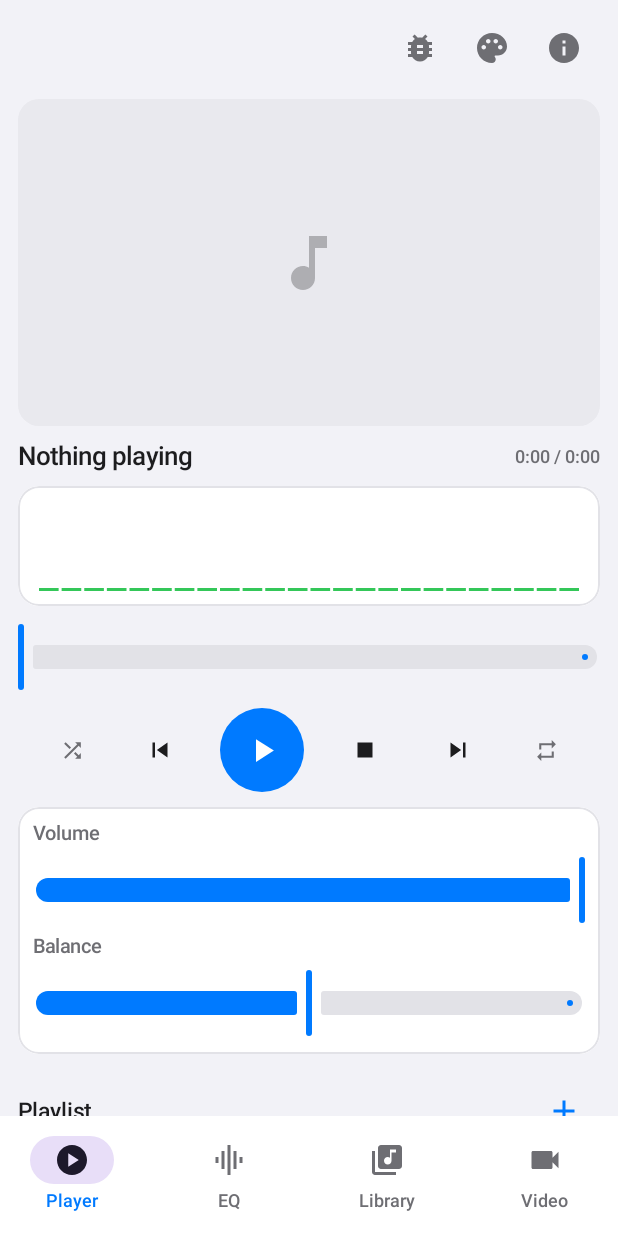
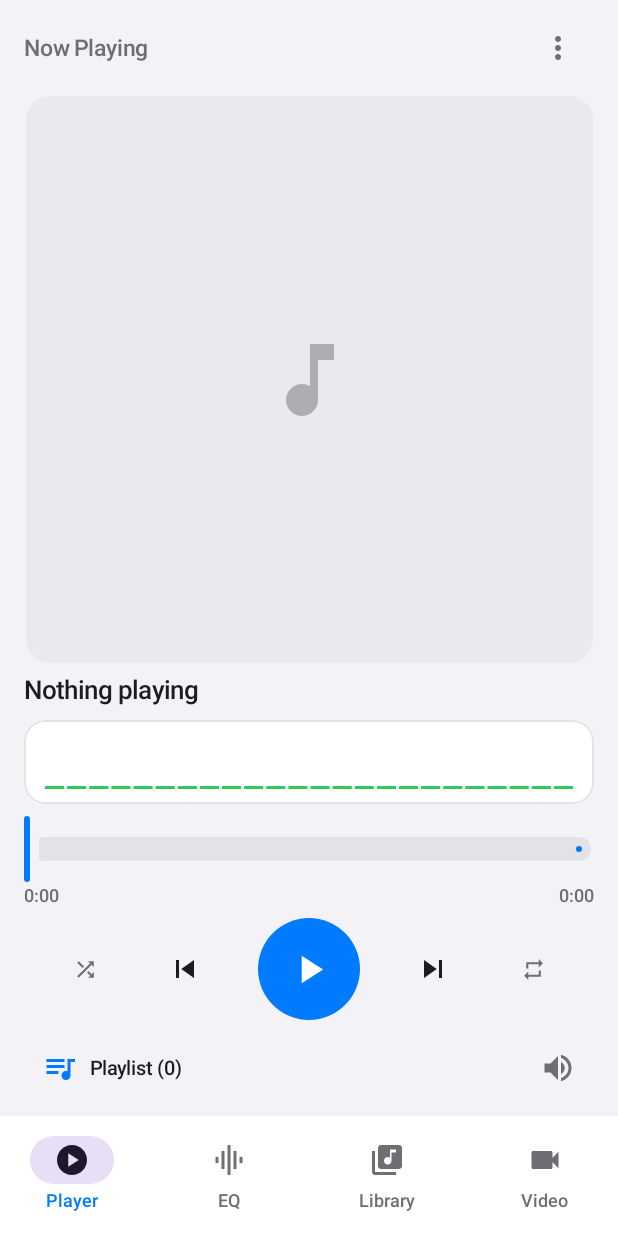
Before and after one commit to karndiy/an-media, an Android app built with Jetpack Compose: the PlayerScreen screen opened through its navigation route, on a phone screen of 412 x 824 dp. Run offline under Robolectric (Android 15) with nearby library versions, the phone set to English and light mode, and no system bars; pictures from the network do not load; 2 statements that could not run were skipped.

Commit message:
Redesign Now Playing screen: playlist and volume in bottom sheets, overflow menu, drop Stop button; bump to 1.0.21
Co-Authored-By: Claude Opus 5.5 <noreply@anthropic.com>

```diff
--- a/app/build.gradle.kts
+++ b/app/build.gradle.kts
@@ -12,8 +12,8 @@ android {
         applicationId = "com.anmedia.player"
         minSdk = 26
         targetSdk = 34
-        versionCode = 21
-        versionName = "1.0.20"
+        versionCode = 22
+        versionName = "1.0.21"
 
         testInstrumentationRunner = "androidx.test.runner.AndroidJUnitRunner"
         vectorDrawables {
--- a/app/src/main/java/com/anmedia/player/ui/screens/player/PlayerScreen.kt
+++ b/app/src/main/java/com/anmedia/player/ui/screens/player/PlayerScreen.kt
@@ -5,6 +5,7 @@ import androidx.compose.foundation.clickable
 import androidx.compose.foundation.layout.Arrangement
 import androidx.compose.foundation.layout.Box
 import androidx.compose.foundation.layout.Column
+import androidx.compose.foundation.layout.PaddingValues
 import androidx.compose.foundation.layout.Row
 import androidx.compose.foundation.layout.aspectRatio
 import androidx.compose.foundation.layout.fillMaxSize
@@ -15,12 +16,16 @@ import androidx.compose.foundation.layout.size
 import androidx.compose.foundation.lazy.LazyColumn
 import androidx.compose.foundation.lazy.LazyListScope
 import androidx.compose.foundation.lazy.itemsIndexed
+import androidx.compose.foundation.lazy.rememberLazyListState
 import androidx.compose.foundation.shape.RoundedCornerShape
 import androidx.compose.material.icons.Icons
+import androidx.compose.material.icons.automirrored.filled.QueueMusic
+import androidx.compose.material.icons.automirrored.filled.VolumeUp
 import androidx.compose.material.icons.filled.Add
 import androidx.compose.material.icons.filled.BugReport
 import androidx.compose.material.icons.filled.Close
 import androidx.compose.material.icons.filled.Info
+import androidx.compose.material.icons.filled.MoreVert
 import androidx.compose.material.icons.filled.MusicNote
 import androidx.compose.material.icons.filled.Palette
 import androidx.compose.material.icons.filled.Pause
@@ -30,14 +35,18 @@ import androidx.compose.material.icons.filled.RepeatOne
 import androidx.compose.material.icons.filled.Shuffle
 import androidx.compose.material.icons.filled.SkipNext
 import androidx.compose.material.icons.filled.SkipPrevious
-import androidx.compose.material.icons.filled.Stop
 import androidx.compose.material3.AlertDialog
+import androidx.compose.material3.DropdownMenu
+import androidx.compose.material3.DropdownMenuItem
+import androidx.compose.material3.ExperimentalMaterial3Api
 import androidx.compose.material3.Icon
 import androidx.compose.material3.IconButton
 import androidx.compose.material3.MaterialTheme
+import androidx.compose.material3.ModalBottomSheet
 import androidx.compose.material3.RadioButton
 import androidx.compose.material3.Text
 import androidx.compose.material3.TextButton
+import androidx.compose.material3.rememberModalBottomSheetState
 import androidx.compose.runtime.Composable
 import androidx.compose.runtime.getValue
 import androidx.compose.runtime.mutableStateOf
@@ -58,13 +67,12 @@ import com.anmedia.player.domain.model.RepeatMode
 import com.anmedia.player.domain.model.ThemeMode
 import com.anmedia.player.player.AudioEffectsController
 import com.anmedia.player.ui.components.AppSlider
-import com.anmedia.player.ui.components.BevelPanel
 import com.anmedia.player.ui.components.IconCircleButton
 import com.anmedia.player.ui.components.IconToggleButton
 import com.anmedia.player.ui.components.MarqueeTitle
-import com.anmedia.player.ui.components.PlaybackClock
 import com.anmedia.player.ui.components.SpectrumVisualizerPanel
 import com.anmedia.player.ui.components.VideoSurface
+import com.anmedia.player.ui.components.formatTime
 import com.anmedia.player.ui.screens.common.AboutDialog
 import com.anmedia.player.ui.theme.LocalExtendedColors
 import com.anmedia.player.ui.theme.ThemeController
@@ -72,12 +80,12 @@ import com.anmedia.player.update.UpdateCheckState
 import com.anmedia.player.update.UpdateChecker
 
 /**
- * The whole screen is one [LazyColumn] - including the fixed-looking header content above the
- * playlist - rather than a [Column] with a `weight(1f)` playlist panel. A weighted child only
- * ever gets *leftover* space after its siblings, which on a small screen (or just a long error
- * message) can squeeze it to zero height with no way to reach it; a single scrollable list has
- * no such failure mode on any screen size, and keeps LazyColumn's recycling for long queues.
+ * Now Playing layout: the transport controls are always on screen. The artwork box takes
+ * whatever height is left (`weight(1f)`) and shrinks on small screens, so the controls are never
+ * pushed off-screen. The queue lives in a bottom sheet, and volume/balance live in a second
+ * sheet, so neither competes with the player for space.
  */
+@OptIn(ExperimentalMaterial3Api::class)
 @Composable
 fun PlayerScreen(
     viewModel: PlayerViewModel,
@@ -95,50 +103,76 @@ fun PlayerScreen(
     var showThemePicker by remember { mutableStateOf(false) }
     var showDebugLog by remember { mutableStateOf(false) }
     var showAbout by remember { mutableStateOf(false) }
+    var showMenu by remember { mutableStateOf(false) }
+    var showQueue by remember { mutableStateOf(false) }
+    var showSound by remember { mutableStateOf(false) }
 
-    LazyColumn(
+    Column(
         modifier = modifier
             .fillMaxSize()
-            .padding(horizontal = 12.dp),
-        verticalArrangement = Arrangement.spacedBy(10.dp)
+            .padding(horizontal = 16.dp)
     ) {
-        item {
+        // Top bar: one overflow menu instead of three separate icons.
         Row(
             modifier = Modifier
                 .fillMaxWidth()
                 .padding(top = 8.dp),
-                horizontalArrangement = Arrangement.End
+            verticalAlignment = Alignment.CenterVertically
         ) {
-                IconButton(onClick = { showDebugLog = true }) {
-                    Icon(Icons.Filled.BugReport, contentDescription = "Debug log", tint = extended.textSecondary)
-                }
-                IconButton(onClick = { showThemePicker = true }) {
-                    Icon(Icons.Filled.Palette, contentDescription = "Change theme", tint = extended.textSecondary)
-                }
+            Text(
+                text = "Now Playing",
+                style = MaterialTheme.typography.titleSmall,
+                color = extended.textSecondary,
+                modifier = Modifier.weight(1f)
+            )
             Box {
-                    IconButton(onClick = { showAbout = true }) {
-                        Icon(Icons.Filled.Info, contentDescription = "About AnMedia", tint = extended.textSecondary)
+                IconButton(onClick = { showMenu = true }) {
+                    Icon(Icons.Filled.MoreVert, contentDescription = "More options", tint = extended.textSecondary)
                 }
                 if (updateState is UpdateCheckState.Available) {
                     Box(
                         modifier = Modifier
                             .align(Alignment.TopEnd)
-                                .padding(top = 6.dp, end = 6.dp)
+                            .padding(top = 8.dp, end = 8.dp)
                             .size(8.dp)
                             .clip(RoundedCornerShape(50))
                             .background(extended.accent)
                     )
                 }
+                DropdownMenu(expanded = showMenu, onDismissRequest = { showMenu = false }) {
+                    DropdownMenuItem(
+                        text = { Text("Theme") },
+                        leadingIcon = { Icon(Icons.Filled.Palette, contentDescription = null) },
+                        onClick = { showMenu = false; showThemePicker = true }
+                    )
+                    DropdownMenuItem(
+                        text = {
+                            Text(if (updateState is UpdateCheckState.Available) "About (update available)" else "About")
+                        },
+                        leadingIcon = { Icon(Icons.Filled.Info, contentDescription = null) },
+                        onClick = { showMenu = false; showAbout = true }
+                    )
+                    DropdownMenuItem(
+                        text = { Text("Debug log") },
+                        leadingIcon = { Icon(Icons.Filled.BugReport, contentDescription = null) },
+                        onClick = { showMenu = false; showDebugLog = true }
+                    )
                 }
             }
         }
 
-        item {
+        // Artwork / video: fills the leftover height, keeping its aspect ratio.
         Box(
             modifier = Modifier
+                .weight(1f)
                 .fillMaxWidth()
-                    .aspectRatio(16f / 9f)
-                    .clip(RoundedCornerShape(14.dp))
+                .padding(vertical = 8.dp),
+            contentAlignment = Alignment.Center
+        ) {
+            Box(
+                modifier = Modifier
+                    .aspectRatio(if (state.hasVideo) 16f / 9f else 1f)
+                    .clip(RoundedCornerShape(16.dp))
                     .background(extended.surfaceSunken)
             ) {
                 when {
@@ -155,33 +189,28 @@ fun PlayerScreen(
                         tint = extended.textTertiary,
                         modifier = Modifier
                             .align(Alignment.Center)
-                            .size(48.dp)
+                            .size(64.dp)
                     )
                 }
             }
         }
 
-        item {
-            Row(
-                modifier = Modifier.fillMaxWidth(),
-                horizontalArrangement = Arrangement.SpaceBetween,
-                verticalAlignment = Alignment.CenterVertically
-            ) {
-                MarqueeTitle(
-                    text = state.title,
-                    modifier = Modifier
-                        .weight(1f)
-                        .padding(end = 8.dp)
+        MarqueeTitle(text = state.title, color = extended.textPrimary)
+        if (state.artist.isNotBlank()) {
+            Text(
+                text = state.artist,
+                style = MaterialTheme.typography.bodyMedium,
+                color = extended.textSecondary,
+                maxLines = 1,
+                overflow = TextOverflow.Ellipsis
             )
-                PlaybackClock(positionMs = state.positionMs, durationMs = state.durationMs)
-            }
         }
 
         state.errorMessage?.let { message ->
-            item {
             Row(
                 modifier = Modifier
                     .fillMaxWidth()
+                    .padding(top = 8.dp)
                     .clip(RoundedCornerShape(10.dp))
                     .background(extended.danger.copy(alpha = 0.12f))
                     .padding(start = 12.dp),
@@ -201,30 +230,45 @@ fun PlayerScreen(
                 }
             }
         }
-        }
 
-        item {
         SpectrumVisualizerPanel(
             spectrum = spectrum,
             waveform = waveform,
             modifier = Modifier
                 .fillMaxWidth()
-                    .height(80.dp)
+                .padding(top = 10.dp)
+                .height(56.dp)
         )
-        }
 
-        item {
         SeekBar(
             positionMs = state.positionMs,
             durationMs = state.durationMs,
             onSeek = viewModel::seekTo,
-                modifier = Modifier.fillMaxWidth()
+            modifier = Modifier
+                .fillMaxWidth()
+                .padding(top = 6.dp)
+        )
+        Row(
+            modifier = Modifier.fillMaxWidth(),
+            horizontalArrangement = Arrangement.SpaceBetween
+        ) {
+            Text(
+                text = formatTime(state.positionMs),
+                style = MaterialTheme.typography.labelMedium,
+                color = extended.textSecondary
+            )
+            Text(
+                text = formatTime(state.durationMs),
+                style = MaterialTheme.typography.labelMedium,
+                color = extended.textSecondary
             )
         }
 
-        item {
+        // Transport: Stop removed (Pause covers it), bigger Play button.
         Row(
-                modifier = Modifier.fillMaxWidth(),
+            modifier = Modifier
+                .fillMaxWidth()
+                .padding(vertical = 8.dp),
             horizontalArrangement = Arrangement.SpaceEvenly,
             verticalAlignment = Alignment.CenterVertically
         ) {
@@ -237,23 +281,20 @@ fun PlayerScreen(
             IconCircleButton(
                 icon = Icons.Filled.SkipPrevious,
                 contentDescription = "Previous",
+                size = 52.dp,
                 onClick = viewModel::skipToPrevious
             )
             IconCircleButton(
                 icon = if (state.isPlaying) Icons.Filled.Pause else Icons.Filled.PlayArrow,
                 contentDescription = "Play/Pause",
-                    size = 56.dp,
+                size = 68.dp,
                 filled = true,
                 onClick = viewModel::playPause
             )
             IconCircleButton(
-                    icon = Icons.Filled.Stop,
-                    contentDescription = "Stop",
-                    onClick = viewModel::stop
-                )
-                IconCircleButton(
                 icon = Icons.Filled.SkipNext,
                 contentDescription = "Next",
+                size = 52.dp,
                 onClick = viewModel::skipToNext
             )
             IconToggleButton(
@@ -263,11 +304,90 @@ fun PlayerScreen(
                 onClick = viewModel::cycleRepeatMode
             )
         }
+
+        // Bottom actions: open the queue sheet / the volume & balance sheet.
+        Row(
+            modifier = Modifier
+                .fillMaxWidth()
+                .padding(bottom = 8.dp),
+            horizontalArrangement = Arrangement.SpaceBetween,
+            verticalAlignment = Alignment.CenterVertically
+        ) {
+            TextButton(onClick = { showQueue = true }) {
+                Icon(Icons.AutoMirrored.Filled.QueueMusic, contentDescription = null, tint = extended.accent)
+                Text(
+                    text = "Playlist (${queue.size})",
+                    color = extended.textPrimary,
+                    modifier = Modifier.padding(start = 8.dp)
+                )
+            }
+            IconButton(onClick = { showSound = true }) {
+                Icon(Icons.AutoMirrored.Filled.VolumeUp, contentDescription = "Volume and balance", tint = extended.textSecondary)
+            }
+        }
     }
 
-        item {
-            BevelPanel(modifier = Modifier.fillMaxWidth()) {
-                Column(modifier = Modifier.padding(10.dp), verticalArrangement = Arrangement.spacedBy(6.dp)) {
+    if (showQueue) {
+        ModalBottomSheet(
+            onDismissRequest = { showQueue = false },
+            sheetState = rememberModalBottomSheetState()
+        ) {
+            Row(
+                modifier = Modifier
+                    .fillMaxWidth()
+                    .padding(horizontal = 16.dp),
+                horizontalArrangement = Arrangement.SpaceBetween,
+                verticalAlignment = Alignment.CenterVertically
+            ) {
+                Text(
+                    text = "Playlist (${queue.size})",
+                    style = MaterialTheme.typography.titleMedium,
+                    color = extended.textPrimary
+                )
+                IconButton(onClick = { showQueue = false; onNavigateToLibrary() }) {
+                    Icon(Icons.Filled.Add, contentDescription = "Add to playlist", tint = extended.accent)
+                }
+            }
+            if (queue.isEmpty()) {
+                Text(
+                    text = "Queue is empty. Add tracks from the Library tab.",
+                    style = MaterialTheme.typography.bodyMedium,
+                    color = extended.textTertiary,
+                    textAlign = TextAlign.Center,
+                    modifier = Modifier
+                        .fillMaxWidth()
+                        .padding(horizontal = 24.dp, vertical = 40.dp)
+                )
+            } else {
+                val listState = rememberLazyListState(
+                    initialFirstVisibleItemIndex = state.currentIndex.coerceIn(0, queue.lastIndex)
+                )
+                LazyColumn(
+                    state = listState,
+                    modifier = Modifier.fillMaxWidth(),
+                    contentPadding = PaddingValues(start = 12.dp, end = 12.dp, bottom = 24.dp),
+                    verticalArrangement = Arrangement.spacedBy(6.dp)
+                ) {
+                    playlistItems(
+                        queue = queue,
+                        currentIndex = state.currentIndex,
+                        onPlay = viewModel::playQueueIndex,
+                        onRemove = viewModel::removeFromQueue
+                    )
+                }
+            }
+        }
+    }
+
+    if (showSound) {
+        ModalBottomSheet(
+            onDismissRequest = { showSound = false },
+            sheetState = rememberModalBottomSheetState(skipPartiallyExpanded = true)
+        ) {
+            Column(
+                modifier = Modifier.padding(start = 20.dp, end = 20.dp, bottom = 32.dp),
+                verticalArrangement = Arrangement.spacedBy(6.dp)
+            ) {
                 Text(text = "Volume", style = MaterialTheme.typography.labelLarge, color = extended.textSecondary)
                 AppSlider(
                     value = state.volume,
@@ -282,52 +402,6 @@ fun PlayerScreen(
                 )
             }
         }
-        }
-
-        item {
-            Row(
-                modifier = Modifier
-                    .fillMaxWidth()
-                    .padding(top = 4.dp, bottom = 2.dp),
-                horizontalArrangement = Arrangement.SpaceBetween,
-                verticalAlignment = Alignment.CenterVertically
-            ) {
-                Text(text = "Playlist", style = MaterialTheme.typography.titleSmall, color = extended.textPrimary)
-                IconButton(onClick = onNavigateToLibrary) {
-                    Icon(Icons.Filled.Add, contentDescription = "Add to playlist", tint = extended.accent)
-                }
-            }
-        }
-
-        if (queue.isEmpty()) {
-            item {
-                BevelPanel(modifier = Modifier.fillMaxWidth()) {
-                    Box(
-                        modifier = Modifier
-                            .fillMaxWidth()
-                            .padding(vertical = 32.dp),
-                        contentAlignment = Alignment.Center
-                    ) {
-                        Text(
-                            text = "Queue is empty. Add tracks from the Library tab.",
-                            style = MaterialTheme.typography.bodyMedium,
-                            color = extended.textTertiary,
-                            textAlign = TextAlign.Center,
-                            modifier = Modifier.padding(horizontal = 24.dp)
-                        )
-                    }
-                }
-            }
-        } else {
-            playlistItems(
-                queue = queue,
-                currentIndex = state.currentIndex,
-                onPlay = viewModel::playQueueIndex,
-                onRemove = viewModel::removeFromQueue
-            )
-        }
-
-        item { Box(modifier = Modifier.height(12.dp)) }
     }
 
     if (showThemePicker) {
```
Lines whose indentation alone changed are shown as unchanged.
